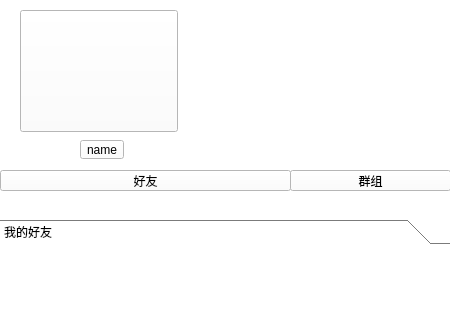
Before: the Qt Designer form bin/QT-myChat-Client/mainwindow.ui in Alanxtl/QT-myChat, drawn with Qt 5; both pictures show x 0 to 450 and y 0 to 320 of the 450 by 800 pixel window.
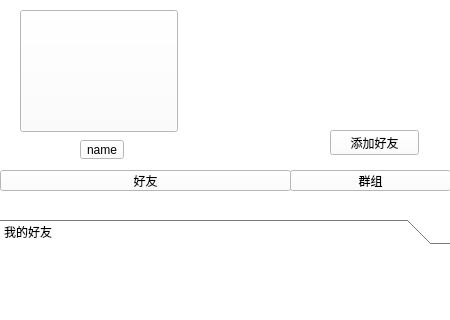
After: the same form once the commit is applied. Icons and pictures are not drawn.

```diff
--- a/bin/QT-myChat-Client/mainwindow.ui
+++ b/bin/QT-myChat-Client/mainwindow.ui
@@ -156,6 +156,19 @@
     </size>
    </property>
   </widget>
+  <widget class="QPushButton" name="addFriend">
+   <property name="geometry">
+    <rect>
+     <x>330</x>
+     <y>130</y>
+     <width>89</width>
+     <height>25</height>
+    </rect>
+   </property>
+   <property name="text">
+    <string>添加好友</string>
+   </property>
+  </widget>
  </widget>
  <resources/>
  <connections/>
```
Left out of the diff: 4 changed lines with no effect on the pictures.
